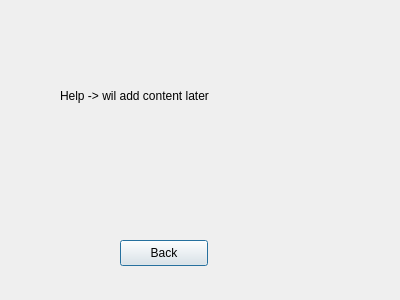
Old version of the form helpdialog.ui in the repository jrTilak/gem-quiz.
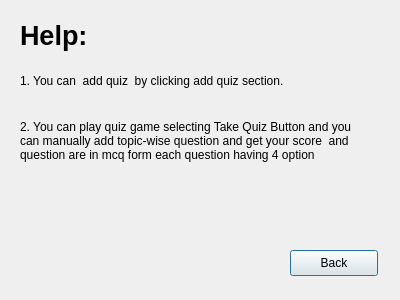
New version of the form. Icons and pictures are not drawn.

The edit to the form file:
```diff
--- a/helpdialog.ui
+++ b/helpdialog.ui
@@ -16,27 +16,78 @@
   <widget class="QLabel" name="label">
    <property name="geometry">
     <rect>
-     <x>60</x>
-     <y>50</y>
-     <width>241</width>
-     <height>91</height>
+     <x>20</x>
+     <y>60</y>
+     <width>341</width>
+     <height>41</height>
     </rect>
    </property>
+   <property name="font">
+    <font>
+     <bold>false</bold>
+    </font>
+   </property>
    <property name="text">
-    <string>Help -&gt; wil add content later</string>
+    <string>1. You can  add quiz  by clicking add quiz section. </string>
+   </property>
+   <property name="wordWrap">
+    <bool>true</bool>
    </property>
   </widget>
   <widget class="QPushButton" name="pushButton">
    <property name="geometry">
     <rect>
-     <x>120</x>
-     <y>240</y>
+     <x>290</x>
+     <y>250</y>
      <width>88</width>
      <height>26</height>
     </rect>
    </property>
    <property name="text">
     <string>Back</string>
+   </property>
+   <property name="icon">
+    <iconset theme="go-previous"/>
+   </property>
+  </widget>
+  <widget class="QLabel" name="label_2">
+   <property name="geometry">
+    <rect>
+     <x>20</x>
+     <y>20</y>
+     <width>101</width>
+     <height>31</height>
+    </rect>
+   </property>
+   <property name="font">
+    <font>
+     <pointsize>20</pointsize>
+     <bold>true</bold>
+    </font>
+   </property>
+   <property name="text">
+    <string>Help:</string>
+   </property>
+  </widget>
+  <widget class="QLabel" name="label_3">
+   <property name="geometry">
+    <rect>
+     <x>20</x>
+     <y>100</y>
+     <width>341</width>
+     <height>81</height>
+    </rect>
+   </property>
+   <property name="font">
+    <font>
+     <bold>false</bold>
+    </font>
+   </property>
+   <property name="text">
+    <string>2. You can play quiz game selecting Take Quiz Button and you can manually add topic-wise question and get your score  and question are in mcq form each question having 4 option</string>
+   </property>
+   <property name="wordWrap">
+    <bool>true</bool>
    </property>
   </widget>
  </widget>
```
